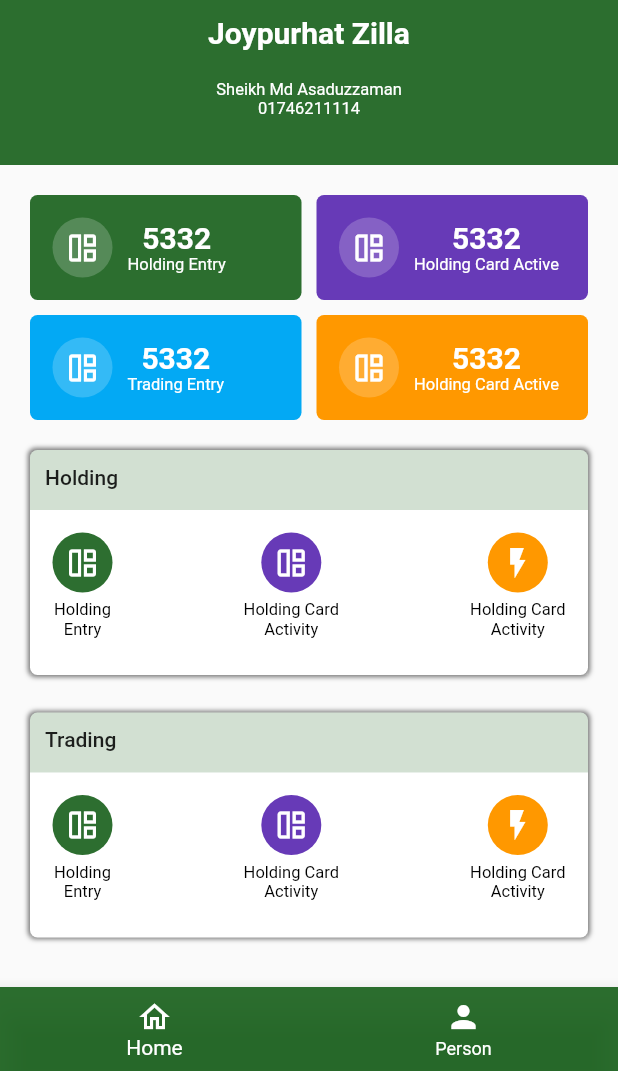
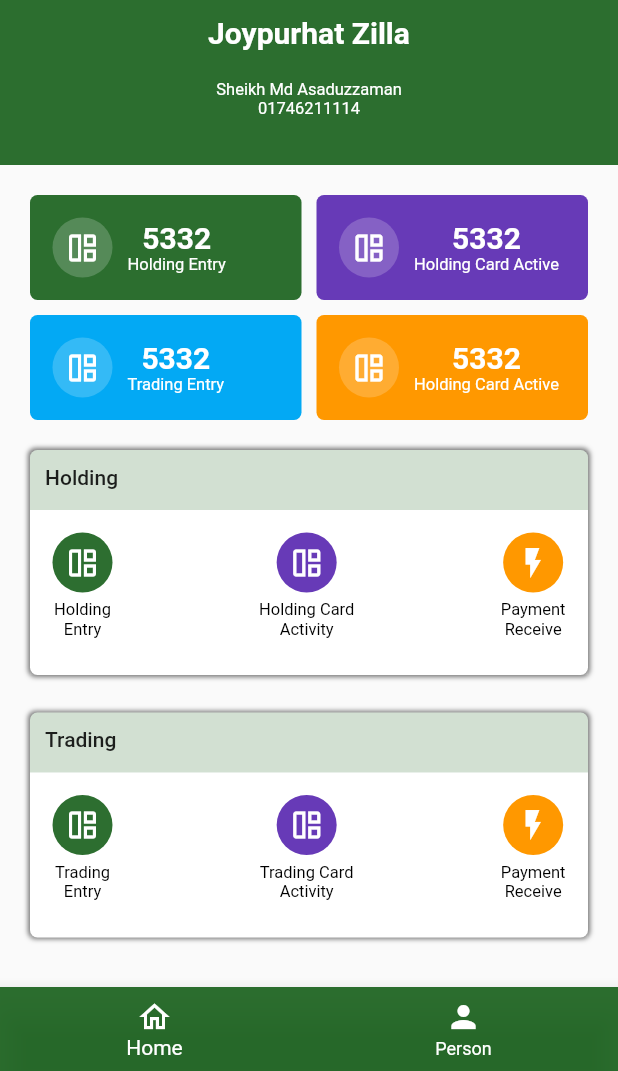
Before and after one commit to its-asaduzzaman/gov_demo, a Flutter app: the screen it shows after launch, on a phone screen of 412 x 824 dp, the part 165-1236 px from its top. Run offline on Flutter 3.47's test engine with Material 2 defaults, Android fonts, the light colour scheme and no system bars.

Commit message:
dashboard ui v0.2

```diff
--- a/lib/screens/dashboard_screen.dart
+++ b/lib/screens/dashboard_screen.dart
@@ -114,12 +114,18 @@ class _DashboardScreenState extends State<DashboardScreen> {
                   //  big cards
                   BigCard(
                     mainText: "Holding",
+                    smallText1: "Holding\nEntry",
+                    smallText2: "Holding Card\nActivity",
+                    smallText3: "Payment\nReceive",
                   ),
                   SizedBox(
                     height: 25,
                   ),
                   BigCard(
                     mainText: "Trading",
+                    smallText1: "Trading\nEntry",
+                    smallText2: "Trading Card\nActivity",
+                    smallText3: "Payment\nReceive",
                   ),
                 ],
               ),
--- a/lib/widgets/big_card.dart
+++ b/lib/widgets/big_card.dart
@@ -5,9 +5,15 @@ import 'icon_text_widget.dart';
 
 class BigCard extends StatelessWidget {
   final String mainText;
+  final String smallText1;
+  final String smallText2;
+  final String smallText3;
   const BigCard({
     Key? key,
     required this.mainText,
+    required this.smallText1,
+    required this.smallText2,
+    required this.smallText3,
   }) : super(key: key);
 
   @override
@@ -46,17 +52,17 @@ class BigCard extends StatelessWidget {
                 IconsAndText(
                   icon: Icons.auto_awesome_mosaic_outlined,
                   backGroundColor: AppColors.mainColor,
-                  text: "Holding\nEntry",
+                  text: smallText1,
                 ),
                 IconsAndText(
                   icon: Icons.auto_awesome_mosaic_outlined,
                   backGroundColor: AppColors.purpleColor,
-                  text: "Holding Card\nActivity",
+                  text: smallText2,
                 ),
                 IconsAndText(
                   icon: Icons.flash_on_outlined,
                   backGroundColor: AppColors.orangeColor,
-                  text: "Holding Card\nActivity",
+                  text: smallText3,
                 ),
               ],
             ),
```
